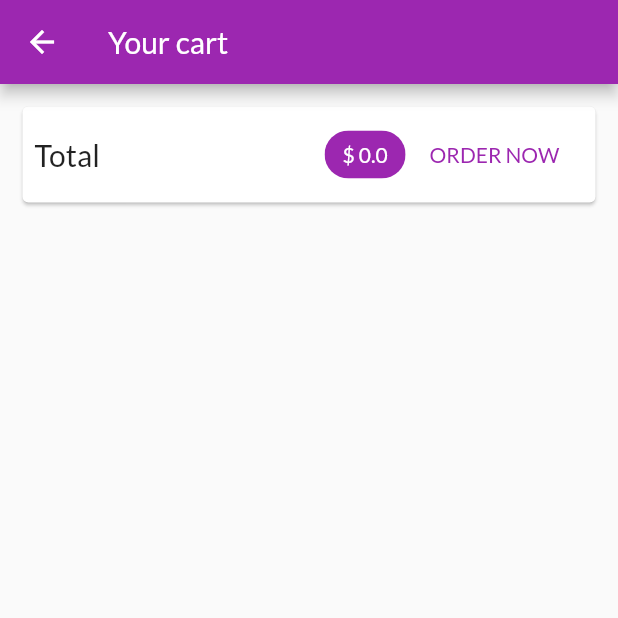
After one commit to FranLMSP/shop-app, a Flutter app: the CartScreen screen opened by its route, on a phone screen of 412 x 824 dp, the top half of it. The commit adds this screen. Run offline on Flutter 3.47's test engine with Material 2 defaults, Android fonts, the phone set to English and light mode, and no system bars; network calls fail.

Commit message:
Cart screen

```diff
--- a/lib/main.dart
+++ b/lib/main.dart
@@ -1,6 +1,7 @@
 import 'package:flutter/material.dart';
 import 'package:provider/provider.dart';
 
+import './screens/cart_screen.dart';
 import './screens/product_detail_screen.dart';
 import './screens/products_overview_screen.dart';
 import './providers/products.dart';
@@ -29,6 +30,7 @@ class MyApp extends StatelessWidget {
         home: ProductsOverviewScreen(),
         routes: {
           ProductDetailScreen.routeName: (_) => ProductDetailScreen(),
+          CartScreen.routeName: (_) => CartScreen(),
         },
       ),
     );
--- a/lib/providers/cart.dart
+++ b/lib/providers/cart.dart
@@ -1,5 +1,3 @@
-import 'dart:io';
-
 import 'package:flutter/foundation.dart';
 
 import '../providers/product.dart';
@@ -27,6 +25,16 @@ class Cart with ChangeNotifier {
     return _items.length;
   }
 
+  double get totalAmount {
+    double total = 0.0;
+
+    _items.forEach((key, cartItem) {
+      total += cartItem.product.price * cartItem.quantity;
+    });
+
+    return total;
+  }
+
   void addItem(Product product) {
     if (_items.containsKey(product.id)) {
       _items.update(product.id, (existingItem) => CartItem(
--- /dev/null
+++ b/lib/screens/cart_screen.dart
@@ -0,0 +1,63 @@
+import 'package:flutter/material.dart';
+import 'package:provider/provider.dart';
+
+import '../widgets/cart_list_item.dart';
+import '../providers/cart.dart';
+
+class CartScreen extends StatelessWidget {
+  static const routeName = '/cart';
+
+  @override
+  Widget build(BuildContext context) {
+    final cart = Provider.of<Cart>(context);
+    return Scaffold(
+      appBar: AppBar(
+        title: Text('Your cart'),
+      ),
+      body: Column(
+        children: <Widget>[
+          Card(
+            margin: const EdgeInsets.all(15),
+            child: Padding(
+              padding: const EdgeInsets.all(8),
+              child: Row(
+                mainAxisAlignment: MainAxisAlignment.spaceBetween,
+                children: [
+                  Text(
+                    'Total',
+                    style: const TextStyle(fontSize: 20),
+                  ),
+                  Spacer(),
+                  Chip(
+                    label: Text(
+                      '\$ ${cart.totalAmount}',
+                      style: TextStyle(
+                        color: Theme.of(context).primaryTextTheme.headline6.color
+                      ),
+                    ),
+                    backgroundColor: Theme.of(context).primaryColor,
+                  ),
+                  FlatButton(
+                    onPressed: () {},
+                    child: Text('ORDER NOW'),
+                    textColor: Theme.of(context).primaryColor,
+                  ),
+                ],
+              ),
+            ),
+          ),
+          SizedBox(height: 10,),
+          Expanded(
+            child: ListView.builder(
+              itemCount: cart.items.length,
+              itemBuilder: (context, index) {
+                final key = cart.items.keys.elementAt(index);
+                return CartListItem(cart.items[key]);
+              },
+            ),
+          ),
+        ],
+      ),
+    );
+  }
+}
--- a/lib/screens/products_overview_screen.dart
+++ b/lib/screens/products_overview_screen.dart
@@ -1,6 +1,7 @@
 import 'package:flutter/material.dart';
 import 'package:provider/provider.dart';
 
+import '../screens/cart_screen.dart';
 import '../widgets/products_grid.dart';
 import '../widgets/badge.dart';
 import '../providers/cart.dart';
@@ -31,7 +32,9 @@ class _ProductsOverviewScreenState extends State<ProductsOverviewScreen> {
             ),
             child:IconButton(
               icon: Icon(Icons.shopping_cart),
-              onPressed: () {},
+              onPressed: () {
+                Navigator.of(context).pushNamed(CartScreen.routeName);
+              },
             ),
           ),
           PopupMenuButton(
```
Also changed, not shown: lib/widgets/cart_list_item.dart (added, +32 -0 lines).
